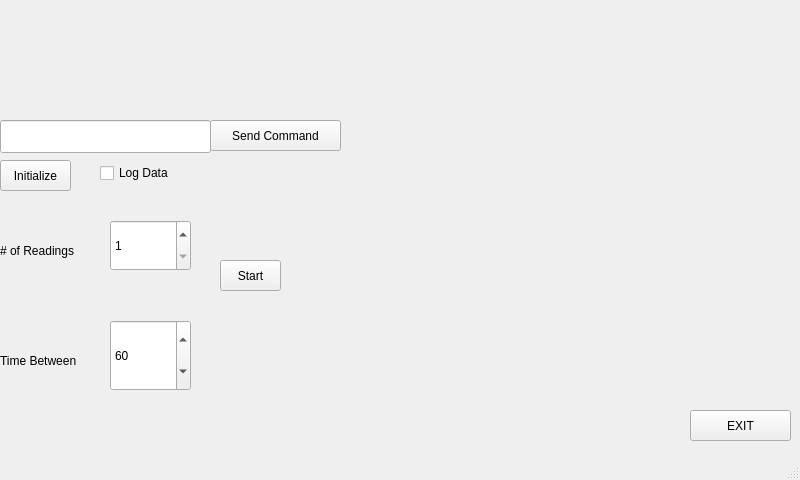
This is mainwindow.ui in GeorgeIoak/QtSerialPort as Qt 5 draws it before an edit. The edited form follows.
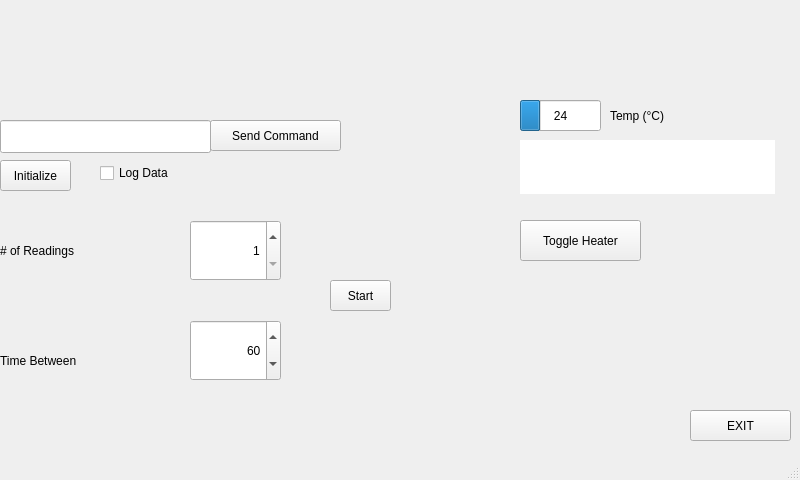
This is the edited form. Icons and pictures are not drawn.

Diff of the .ui file:
```diff
--- a/mainwindow.ui
+++ b/mainwindow.ui
@@ -83,8 +83,8 @@
    <widget class="QPushButton" name="btnTake1">
     <property name="geometry">
      <rect>
-      <x>220</x>
-      <y>260</y>
+      <x>330</x>
+      <y>280</y>
       <width>61</width>
       <height>31</height>
      </rect>
@@ -109,12 +109,30 @@
    <widget class="QSpinBox" name="spinBoxReadings">
     <property name="geometry">
      <rect>
-      <x>110</x>
+      <x>190</x>
       <y>220</y>
-      <width>81</width>
-      <height>51</height>
+      <width>91</width>
+      <height>61</height>
      </rect>
     </property>
+    <property name="sizePolicy">
+     <sizepolicy hsizetype="MinimumExpanding" vsizetype="MinimumExpanding">
+      <horstretch>0</horstretch>
+      <verstretch>0</verstretch>
+     </sizepolicy>
+    </property>
+    <property name="minimumSize">
+     <size>
+      <width>61</width>
+      <height>51</height>
+     </size>
+    </property>
+    <property name="cursor">
+     <cursorShape>ArrowCursor</cursorShape>
+    </property>
+    <property name="alignment">
+     <set>Qt::AlignRight|Qt::AlignTrailing|Qt::AlignVCenter</set>
+    </property>
     <property name="minimum">
      <number>1</number>
     </property>
@@ -122,12 +140,27 @@
    <widget class="QSpinBox" name="spinBoxTime">
     <property name="geometry">
      <rect>
-      <x>110</x>
+      <x>190</x>
       <y>320</y>
-      <width>81</width>
-      <height>71</height>
+      <width>91</width>
+      <height>61</height>
      </rect>
     </property>
+    <property name="sizePolicy">
+     <sizepolicy hsizetype="MinimumExpanding" vsizetype="MinimumExpanding">
+      <horstretch>0</horstretch>
+      <verstretch>0</verstretch>
+     </sizepolicy>
+    </property>
+    <property name="minimumSize">
+     <size>
+      <width>61</width>
+      <height>51</height>
+     </size>
+    </property>
+    <property name="alignment">
+     <set>Qt::AlignRight|Qt::AlignTrailing|Qt::AlignVCenter</set>
+    </property>
     <property name="minimum">
      <number>1</number>
     </property>
@@ -140,10 +173,22 @@
      <rect>
       <x>0</x>
       <y>240</y>
-      <width>101</width>
+      <width>151</width>
       <height>21</height>
      </rect>
     </property>
+    <property name="sizePolicy">
+     <sizepolicy hsizetype="MinimumExpanding" vsizetype="MinimumExpanding">
+      <horstretch>0</horstretch>
+      <verstretch>0</verstretch>
+     </sizepolicy>
+    </property>
+    <property name="minimumSize">
+     <size>
+      <width>100</width>
+      <height>21</height>
+     </size>
+    </property>
     <property name="text">
      <string># of Readings</string>
     </property>
@@ -153,10 +198,22 @@
      <rect>
       <x>0</x>
       <y>350</y>
-      <width>101</width>
+      <width>161</width>
       <height>21</height>
      </rect>
     </property>
+    <property name="sizePolicy">
+     <sizepolicy hsizetype="MinimumExpanding" vsizetype="MinimumExpanding">
+      <horstretch>0</horstretch>
+      <verstretch>0</verstretch>
+     </sizepolicy>
+    </property>
+    <property name="minimumSize">
+     <size>
+      <width>100</width>
+      <height>21</height>
+     </size>
+    </property>
     <property name="text">
      <string>Time Between</string>
     </property>
@@ -203,6 +260,82 @@
      <pixmap>images/sonanutech-logo.png</pixmap>
     </property>
    </widget>
+   <widget class="QProgressBar" name="tempBar">
+    <property name="geometry">
+     <rect>
+      <x>520</x>
+      <y>100</y>
+      <width>81</width>
+      <height>31</height>
+     </rect>
+    </property>
+    <property name="minimum">
+     <number>15</number>
+    </property>
+    <property name="maximum">
+     <number>50</number>
+    </property>
+    <property name="value">
+     <number>24</number>
+    </property>
+    <property name="alignment">
+     <set>Qt::AlignCenter</set>
+    </property>
+    <property name="orientation">
+     <enum>Qt::Horizontal</enum>
+    </property>
+    <property name="textDirection">
+     <enum>QProgressBar::TopToBottom</enum>
+    </property>
+    <property name="format">
+     <string>%v</string>
+    </property>
+   </widget>
+   <widget class="QGraphicsView" name="graphicsView">
+    <property name="geometry">
+     <rect>
+      <x>520</x>
+      <y>140</y>
+      <width>255</width>
+      <height>54</height>
+     </rect>
+    </property>
+    <property name="frameShape">
+     <enum>QFrame::NoFrame</enum>
+    </property>
+    <property name="frameShadow">
+     <enum>QFrame::Plain</enum>
+    </property>
+    <property name="lineWidth">
+     <number>0</number>
+    </property>
+   </widget>
+   <widget class="QLabel" name="label_Temp">
+    <property name="geometry">
+     <rect>
+      <x>610</x>
+      <y>100</y>
+      <width>67</width>
+      <height>31</height>
+     </rect>
+    </property>
+    <property name="text">
+     <string>Temp (°C)</string>
+    </property>
+   </widget>
+   <widget class="QPushButton" name="btnHeater">
+    <property name="geometry">
+     <rect>
+      <x>520</x>
+      <y>220</y>
+      <width>121</width>
+      <height>41</height>
+     </rect>
+    </property>
+    <property name="text">
+     <string>Toggle Heater</string>
+    </property>
+   </widget>
   </widget>
   <widget class="QStatusBar" name="statusBar"/>
  </widget>
```
